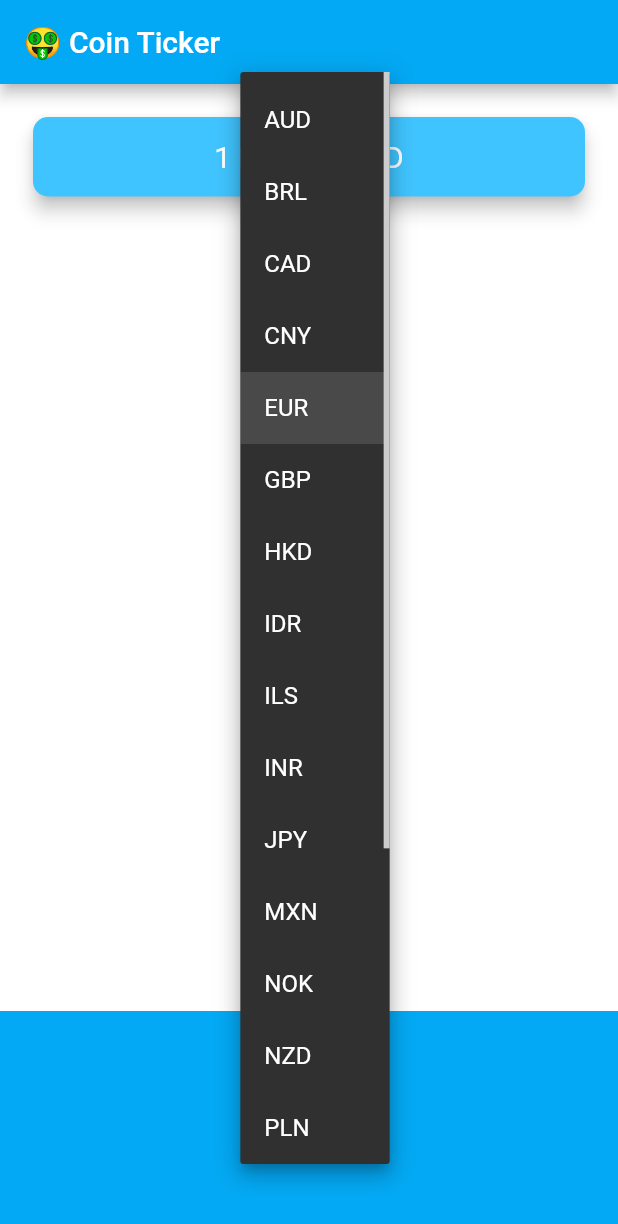
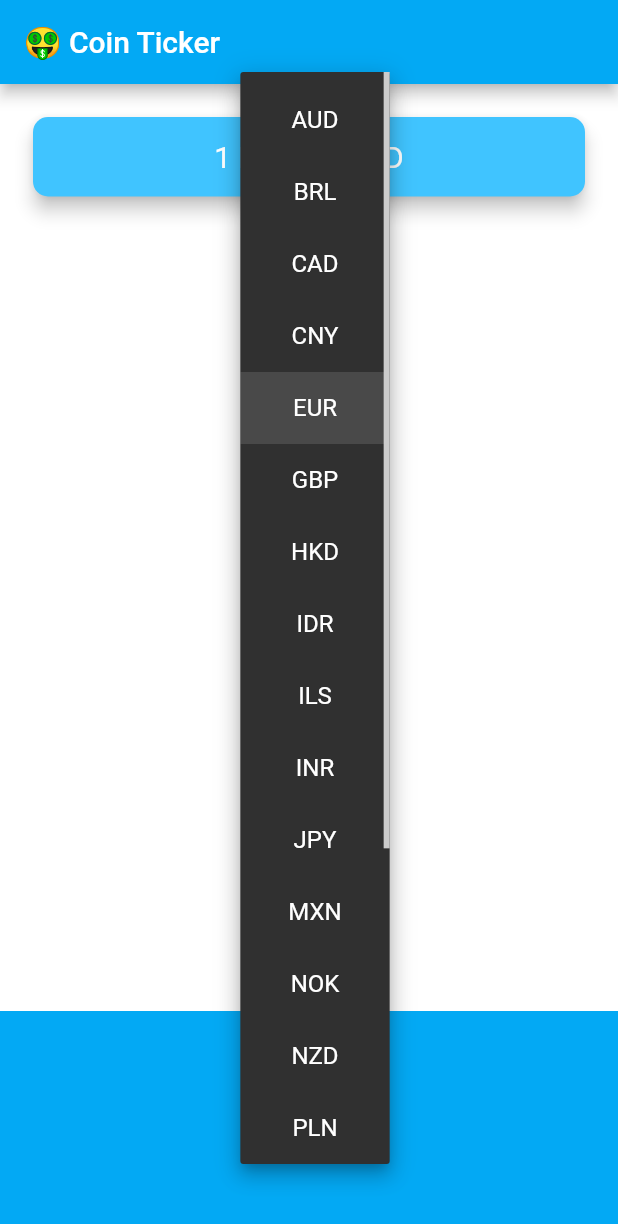
Before and after one commit to JordiGilTomas/flutter-appbreweryCourse, a Flutter app: the screen it shows after launch, after a tap on "EUR", on a phone screen of 412 x 824 dp. Shown: the top 1224 px of the screen. Run offline on Flutter 3.47's test engine with Material 2 defaults, Android fonts, the phone set to English and light mode, and no system bars; our stand-ins replace audioplayers, flutter_dotenv, flutter_spinkit, font_awesome_flutter, geolocator, google_fonts and 1 more.

Commit message:
bitcoin-ticker 6/10

```diff
--- a/bitcoin-ticker-flutter/lib/price_screen.dart
+++ b/bitcoin-ticker-flutter/lib/price_screen.dart
@@ -1,4 +1,6 @@
+import 'package:flutter/cupertino.dart';
 import 'package:flutter/material.dart';
+import 'dart:io' show Platform;
 
 import 'coin_data.dart';
 
@@ -9,6 +11,28 @@ class PriceScreen extends StatefulWidget {
 
 class _PriceScreenState extends State<PriceScreen> {
   String selectedCurrency = 'EUR';
+
+  List<DropdownMenuItem<String>> getItems() => currenciesList
+      .map<DropdownMenuItem<String>>((currency) => DropdownMenuItem(
+            child: Center(child: Text(currency)),
+            value: currency,
+          ))
+      .toList();
+
+  DropdownButton<String> androidDropdown() => DropdownButton<String>(
+        value: selectedCurrency,
+        items: getItems(),
+        onChanged: (currency) => setState(() => selectedCurrency = currency),
+      );
+
+  CupertinoPicker iOSPicker() => CupertinoPicker(
+      itemExtent: 32.0,
+      onSelectedItemChanged: (value) {
+        setState(() {
+          selectedCurrency = currenciesList[value];
+        });
+      },
+      children: getItems());
 
   @override
   Widget build(BuildContext context) {
@@ -46,20 +70,7 @@ class _PriceScreenState extends State<PriceScreen> {
             alignment: Alignment.center,
             padding: EdgeInsets.only(bottom: 30.0),
             color: Colors.lightBlue,
-            child: DropdownButton<String>(
-                value: selectedCurrency,
-                items: currenciesList
-                    .map<DropdownMenuItem<String>>(
-                        (String value) => DropdownMenuItem<String>(
-                              child: Text(value),
-                              value: value,
-                            ))
-                    .toList(),
-                onChanged: (value) {
-                  setState(() {
-                    selectedCurrency = value;
-                  });
-                }),
+            child: Platform.isIOS ? iOSPicker() : androidDropdown(),
           ),
         ],
       ),
```
